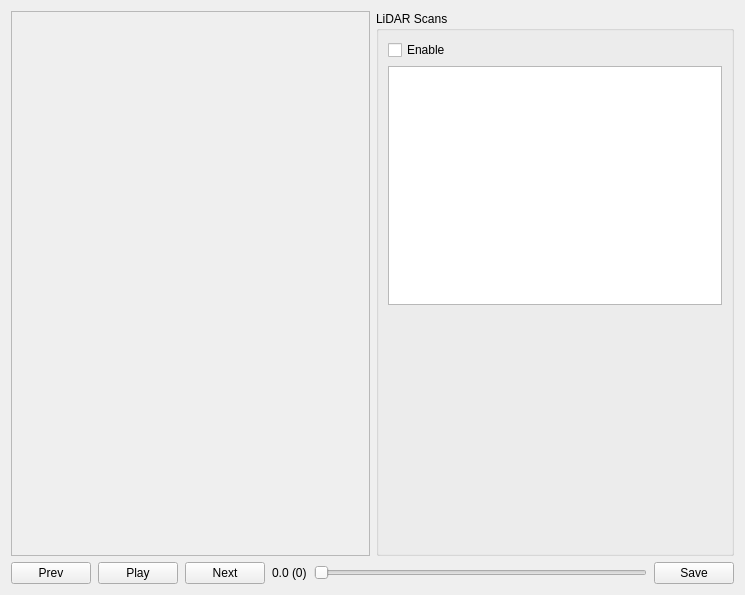
Before: the Qt Designer form ros/src/computing/perception/localization/packages/vmml/src/bin/dataset_browser/dataset_browser.ui in beenfhb/autoware, drawn with Qt 5.
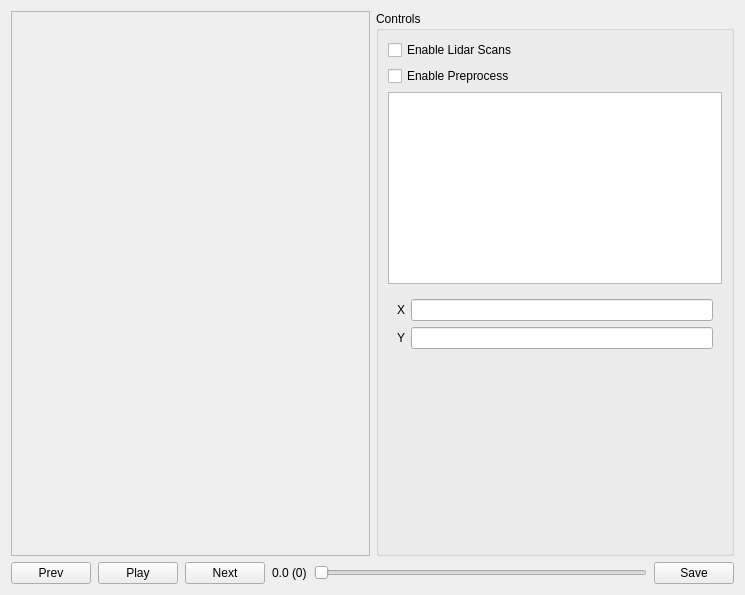
After: the same form once the commit is applied. Icons and pictures are not drawn. Custom widgets are drawn as their Qt base class.

Commit message: Pointer coordinate in dataset browser

Patch:
```diff
--- a/ros/src/computing/perception/localization/packages/vmml/src/bin/dataset_browser/dataset_browser.ui
+++ b/ros/src/computing/perception/localization/packages/vmml/src/bin/dataset_browser/dataset_browser.ui
@@ -45,8 +45,14 @@
          <property name="enabled">
           <bool>true</bool>
          </property>
+         <property name="maximumSize">
+          <size>
+           <width>480</width>
+           <height>16777215</height>
+          </size>
+         </property>
          <property name="title">
-          <string>LiDAR Scans</string>
+          <string>Controls</string>
          </property>
          <property name="flat">
           <bool>true</bool>
@@ -64,7 +70,14 @@
              </sizepolicy>
             </property>
             <property name="text">
-             <string>Enable</string>
+             <string>Enable Lidar Scans</string>
+            </property>
+           </widget>
+          </item>
+          <item>
+           <widget class="QCheckBox" name="preprocessImageCheck">
+            <property name="text">
+             <string>Enable Preprocess</string>
             </property>
            </widget>
           </item>
@@ -84,6 +97,40 @@
             </property>
            </widget>
           </item>
+          <item>
+           <widget class="QWidget" name="widget" native="true">
+            <layout class="QFormLayout" name="formLayout_3">
+             <item row="0" column="0">
+              <widget class="QLabel" name="label">
+               <property name="text">
+                <string>X</string>
+               </property>
+              </widget>
+             </item>
+             <item row="0" column="1">
+              <widget class="QLineEdit" name="xCoordPos">
+               <property name="readOnly">
+                <bool>true</bool>
+               </property>
+              </widget>
+             </item>
+             <item row="1" column="0">
+              <widget class="QLabel" name="label_2">
+               <property name="text">
+                <string>Y</string>
+               </property>
+              </widget>
+             </item>
+             <item row="1" column="1">
+              <widget class="QLineEdit" name="yCoordPos">
+               <property name="readOnly">
+                <bool>true</bool>
+               </property>
+              </widget>
+             </item>
+            </layout>
+           </widget>
+          </item>
           <item>
            <spacer name="verticalSpacer">
             <property name="orientation">
```
Left out of the diff: 3 changed lines with no effect on the pictures. The commit also changes 7 other files.
